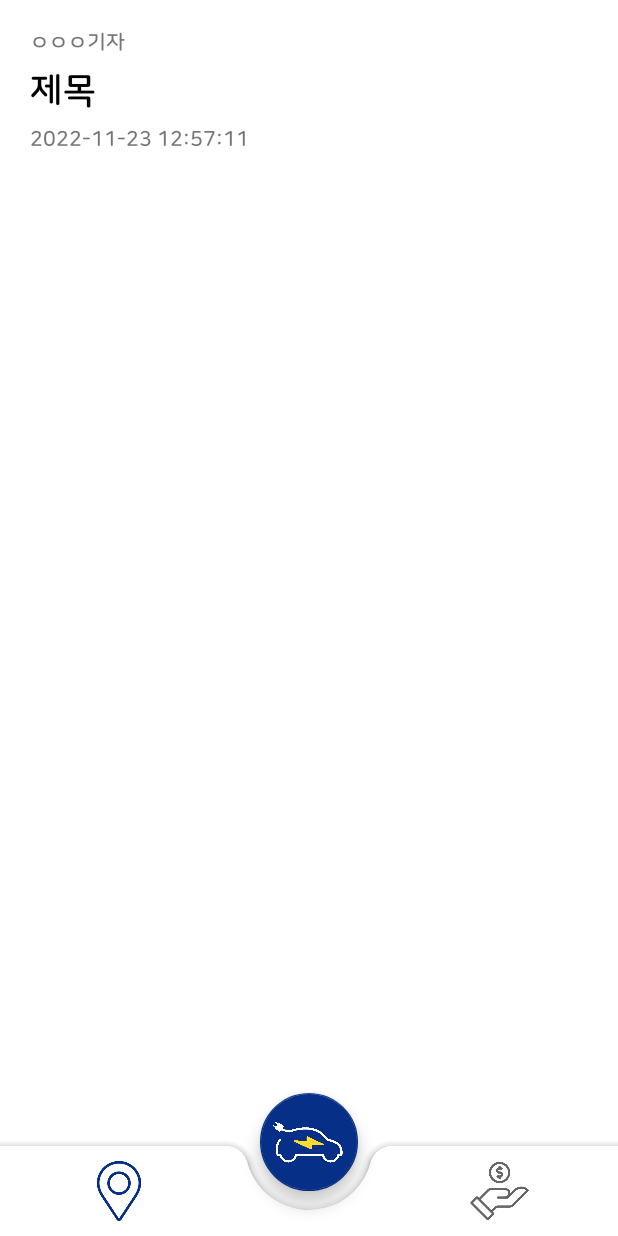
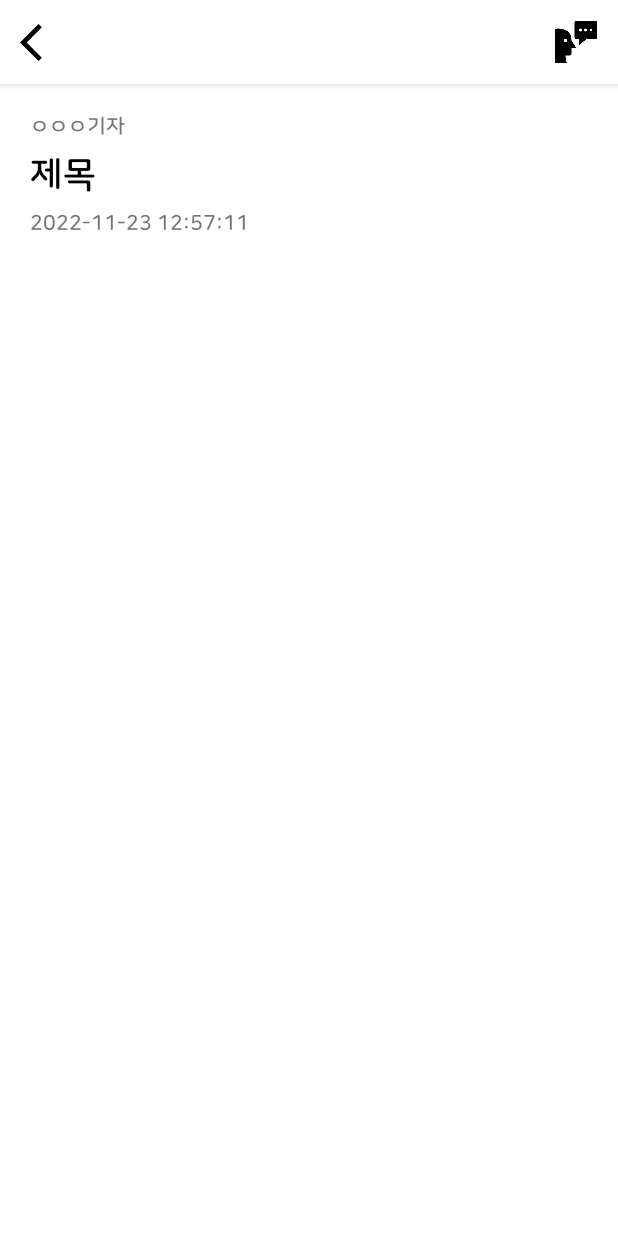
Before and after one commit to elecguitar/Elecguitar_Android, an Android app: the fragment ArticleDetailFragment placed in its activity, on a phone screen of 412 x 824 dp. Run offline under Robolectric (Android 15) with nearby library versions, the phone set to English and light mode, and no system bars; libraries missing offline, so code that uses them is left out: com.naver.maps, org.altbeacon.beacon; pictures from the network do not load; 12 statements that could not run were skipped.

Commit message:
close #21 [Feat] 전기차 혜택 정보 제공 (#43)
* close #22 롤링 배너 제작

* close #23 리사이클러뷰 사용해서 뉴스 리스트 구현

* backup

* backup

* close #24 뉴스 클릭 시 이동

```diff
--- a/app/src/main/java/com/elecguitar/android/ApplicationClass.kt
+++ b/app/src/main/java/com/elecguitar/android/ApplicationClass.kt
@@ -17,7 +17,7 @@ class ApplicationClass : Application() {
         // 민하 ip - 집
 //        private const val IP = "192.168.0.4"
         // 민하 ip - 싸피
-         private const val IP = "192.168.33.116"
+//         private const val IP = "192.168.33.116"
 
         const val CHARGE_STATION_SERVICE_KEY = "fCAhTCQHRXevvOPci8dslVMalLrDtqce0l1VsrjGngDbLmDuHK5yJ1p9QAxFz92myDShnfidUhtf9XpvGcJozQ%3D%3D"
         const val NAVER_CLIENT_ID = "v6th2fex1s"
--- a/app/src/main/java/com/elecguitar/android/activity/MainActivity.kt
+++ b/app/src/main/java/com/elecguitar/android/activity/MainActivity.kt
@@ -124,13 +124,22 @@ class MainActivity : AppCompatActivity() {
             // TODO : 뉴스 상세 넣기
             2 -> transaction.replace(R.id.frameLayout, ArticleDetailFragment())
                 .addToBackStack(null)
+            3-> transaction.replace(R.id.frameLayout, BenefitFragment())
+                .addToBackStack(null)
         }
         transaction.commit()
     }
 
     fun hideBottomNav(state : Boolean){
-        if(state) binding.bottomNavigationView.visibility =  View.GONE
-        else binding.bottomNavigationView.visibility = View.VISIBLE
+        binding.apply {
+            if(state) {
+                bottomAppBar.visibility =  View.GONE
+                fab.visibility = View.GONE
+            } else {
+                bottomAppBar.visibility =  View.VISIBLE
+                fab.visibility = View.VISIBLE
+            }
+        }
     }
 
     private fun setBeacon(){
--- a/app/src/main/java/com/elecguitar/android/adapter/ArticleRecyclerViewAdapter.kt
+++ b/app/src/main/java/com/elecguitar/android/adapter/ArticleRecyclerViewAdapter.kt
@@ -24,6 +24,7 @@ class ArticleRecyclerViewAdapter(
     }
 
     lateinit var onItemClickListener : OnItemClickListener
+
     inner class ArticleViewHolder(val binding: RecyclerArticleItemBinding): RecyclerView.ViewHolder(binding.root){
 
         fun onBind(article: ArticleResponse, position: Int){
@@ -51,5 +52,4 @@ class ArticleRecyclerViewAdapter(
     }
 
     override fun getItemCount(): Int = articleList.size
-
 }
--- a/app/src/main/java/com/elecguitar/android/fragment/ArticleDetailFragment.kt
+++ b/app/src/main/java/com/elecguitar/android/fragment/ArticleDetailFragment.kt
@@ -2,21 +2,24 @@ package com.elecguitar.android.fragment
 
 import android.content.Context
 import android.os.Bundle
+import android.speech.tts.TextToSpeech
+import android.speech.tts.TextToSpeech.OnInitListener
+import android.view.*
 import androidx.fragment.app.Fragment
-import android.view.LayoutInflater
-import android.view.View
-import android.view.ViewGroup
 import androidx.fragment.app.activityViewModels
 import com.bumptech.glide.Glide
+import com.elecguitar.android.R
 import com.elecguitar.android.activity.MainActivity
 import com.elecguitar.android.databinding.FragmentArticleDetailBinding
 import com.elecguitar.android.viewmodel.MainViewModel
+import java.util.*
 
-
+private const val TAG = "ArticleDetailFragment"
 class ArticleDetailFragment : Fragment() {
     private lateinit var binding: FragmentArticleDetailBinding
     private lateinit var mainActivity: MainActivity
     private val mainViewModel: MainViewModel by activityViewModels()
+    private var isPlay: Boolean = false
 
     override fun onAttach(context: Context) {
         super.onAttach(context)
@@ -25,7 +28,12 @@ class ArticleDetailFragment : Fragment() {
 
     override fun onCreate(savedInstanceState: Bundle?) {
         super.onCreate(savedInstanceState)
-
+        mainActivity.hideBottomNav(true)
+        mainViewModel.tts = TextToSpeech(requireContext(), OnInitListener { status ->
+            if (status == TextToSpeech.SUCCESS) {
+                mainViewModel.tts!!.language = Locale.KOREA
+            }
+        })
     }
 
     override fun onCreateView(
@@ -38,13 +46,32 @@ class ArticleDetailFragment : Fragment() {
 
     override fun onViewCreated(view: View, savedInstanceState: Bundle?) {
         super.onViewCreated(view, savedInstanceState)
+        initUi()
+    }
 
-        initUi()
+    override fun onStop() {
+        super.onStop()
+        if (mainViewModel.tts != null) {
+            // 음성 출력을 중단하고 대기 Queue 의 데이터를 비운다.
+            mainViewModel.tts!!.stop()
+        }
+    }
 
+    override fun onDestroy() {
+        super.onDestroy()
+        mainViewModel.tts!!.shutdown()
     }
 
     private fun initUi(){
         binding.apply {
+            (requireContext() as MainActivity).apply{
+                setSupportActionBar(topAppBar)
+                supportActionBar!!.setDisplayShowCustomEnabled(true)
+                supportActionBar!!.setDisplayShowTitleEnabled(false)
+                supportActionBar!!.setDisplayHomeAsUpEnabled(true)
+                supportActionBar!!.setHomeAsUpIndicator(R.drawable.ic_left_arrow)
+                setHasOptionsMenu(true)
+            }
             tvArticleTitle.text = mainViewModel.articleDetail!!.title
             tvArticleWriter.text = mainViewModel.articleDetail!!.writer
             tvArticleDate.text = mainViewModel.articleDetail!!.time
@@ -55,6 +82,31 @@ class ArticleDetailFragment : Fragment() {
         }
     }
 
+    override fun onCreateOptionsMenu(menu: Menu, inflater: MenuInflater) {
+        inflater.inflate(R.menu.article_detail_action_menu, menu)
+    }
+
+    override fun onOptionsItemSelected(item: MenuItem): Boolean {
+        return  when(item.itemId){
+            android.R.id.home -> {
+                mainActivity.openFragment(3, "", 0)
+                true
+            }
+            R.id.tts -> {
+                if(isPlay){
+                    isPlay = false
+                    mainViewModel.tts!!.stop()
+                }else{
+                    isPlay = true
+                    mainViewModel.tts!!.speak("${binding.tvArticleTitle.text}\n ${binding.tvArticleContent.text}", TextToSpeech.QUEUE_FLUSH, null, null) //from min 21
+                }
+                true
+            }
+            else -> false
+        }
+
+    }
+
     companion object {
         const val TAG = "ArticleDetailFragment"
         fun newInstance(): ArticleDetailFragment{
--- a/app/src/main/java/com/elecguitar/android/fragment/MapFragment.kt
+++ b/app/src/main/java/com/elecguitar/android/fragment/MapFragment.kt
@@ -221,7 +221,7 @@ class MapFragment : Fragment(), OnMapReadyCallback {
                         position = LatLng(it.lat.toDouble(), it.longi.toDouble())
                         map = naverMap
                         icon = OverlayImage.fromResource(R.drawable.ev_marker)
-
+                        captionTextSize = 0.001f
                         captionText = it.cpId.toString() + it.csId.toString()
                         isHideCollidedCaptions = true
 
--- a/app/src/main/java/com/elecguitar/android/viewmodel/MainViewModel.kt
+++ b/app/src/main/java/com/elecguitar/android/viewmodel/MainViewModel.kt
@@ -1,5 +1,6 @@
 package com.elecguitar.android.viewmodel
 
+import android.speech.tts.TextToSpeech
 import androidx.lifecycle.ViewModel
 import com.elecguitar.android.dto.Car
 import com.elecguitar.android.response.ArticleResponse
@@ -11,7 +12,6 @@ import com.naver.maps.geometry.LatLng
 class MainViewModel: ViewModel() {
     var carList = ListLiveData()
     var articleList = ArticleListLiveData()
-    var articleDetailList = mutableListOf<ArticleResponse>()
     var markerChargeStation: ChargeStation? = null
     var articleDetail: ArticleResponse? = null
 
@@ -24,6 +24,8 @@ class MainViewModel: ViewModel() {
 
     var currPositionLat: Double? = null
     var currPositionLng: Double? = null
+    var tts: TextToSpeech? = null
+
 
     var isDialogShow = false
 }
--- /dev/null
+++ b/app/src/main/res/drawable/ic_left_arrow.xml
@@ -0,0 +1,5 @@
+<vector android:autoMirrored="true" android:height="30dp"
+    android:tint="#000000" android:viewportHeight="24"
+    android:viewportWidth="24" android:width="30dp" xmlns:android="http://schemas.android.com/apk/res/android">
+    <path android:fillColor="@android:color/white" android:pathData="M11.67,3.87L9.9,2.1 0,12l9.9,9.9 1.77,-1.77L3.54,12z"/>
+</vector>
--- a/app/src/main/res/layout/activity_main.xml
+++ b/app/src/main/res/layout/activity_main.xml
@@ -10,7 +10,6 @@
         android:id="@+id/frameLayout"
         android:layout_width="match_parent"
         android:layout_height="match_parent"
-        app:layout_behavior="@string/appbar_scrolling_view_behavior"
         app:layout_anchor="@+id/frameLayout"
         app:layout_anchorGravity="top|center"
         app:layout_constraintBottom_toTopOf="@+id/coordinatorLayout"
--- a/app/src/main/res/layout/fragment_article_detail.xml
+++ b/app/src/main/res/layout/fragment_article_detail.xml
@@ -1,49 +1,70 @@
 <?xml version="1.0" encoding="utf-8"?>
-<androidx.constraintlayout.widget.ConstraintLayout
-    xmlns:android="http://schemas.android.com/apk/res/android"
+
+<LinearLayout xmlns:android="http://schemas.android.com/apk/res/android"
+    xmlns:app="http://schemas.android.com/apk/res-auto"
     xmlns:tools="http://schemas.android.com/tools"
-    xmlns:app="http://schemas.android.com/apk/res-auto"
     android:layout_width="match_parent"
     android:layout_height="match_parent"
-    android:padding="20dp"
-    android:fillViewport="true">
+    android:orientation="vertical">
+
+    <com.google.android.material.appbar.AppBarLayout
+        android:layout_width="match_parent"
+        android:layout_height="wrap_content">
+
+        <com.google.android.material.appbar.MaterialToolbar
+            android:id="@+id/topAppBar"
+            android:layout_width="match_parent"
+            android:layout_height="?attr/actionBarSize"
+            android:background="@color/white"
+            app:menu="@menu/article_detail_action_menu" />
+
+    </com.google.android.material.appbar.AppBarLayout>
+
+    <androidx.core.widget.NestedScrollView
+        android:layout_width="match_parent"
+        android:layout_height="match_parent">
+
+        <androidx.constraintlayout.widget.ConstraintLayout
+            android:layout_width="match_parent"
+            android:layout_height="300dp"
+            android:padding="20dp">
 
             <LinearLayout
                 android:id="@+id/layout_article_head"
                 android:layout_width="match_parent"
                 android:layout_height="wrap_content"
+                android:layout_marginBottom="20dp"
                 android:orientation="vertical"
+                app:layout_constraintBottom_toTopOf="@+id/img_article"
+                app:layout_constraintEnd_toEndOf="parent"
                 app:layout_constraintStart_toStartOf="parent"
-        app:layout_constraintEnd_toEndOf="parent"
-        app:layout_constraintTop_toTopOf="parent"
-        app:layout_constraintBottom_toTopOf="@+id/img_article"
-        android:layout_marginBottom="20dp">
+                app:layout_constraintTop_toTopOf="parent">
 
                 <TextView
                     android:id="@+id/tv_article_writer"
                     android:layout_width="wrap_content"
                     android:layout_height="wrap_content"
+                    android:layout_marginBottom="10dp"
                     android:fontFamily="@font/nanum_square_round_bold"
-            android:text="ㅇㅇㅇ기자"
-            android:layout_marginBottom="10dp"/>
+                    android:text="ㅇㅇㅇ기자" />
 
                 <TextView
                     android:id="@+id/tv_article_title"
                     android:layout_width="wrap_content"
                     android:layout_height="wrap_content"
+                    android:layout_marginBottom="10dp"
                     android:fontFamily="@font/nanum_square_round_bold"
                     android:text="제목"
+                    android:textColor="@color/black"
                     android:textSize="24sp"
-            android:textStyle="bold"
-            android:textColor="@color/black"
-            android:layout_marginBottom="10dp"/>
+                    android:textStyle="bold" />
 
                 <TextView
                     android:id="@+id/tv_article_date"
                     android:layout_width="wrap_content"
                     android:layout_height="wrap_content"
                     android:fontFamily="@font/nanum_square_round_bold"
-            android:text="2022-11-23 12:57:11"/>
+                    android:text="2022-11-23 12:57:11" />
 
             </LinearLayout>
 
@@ -51,22 +72,24 @@
                 android:id="@+id/img_article"
                 android:layout_width="match_parent"
                 android:layout_height="200dp"
+                android:layout_marginBottom="20dp"
                 android:scaleType="fitXY"
+                app:layout_constraintBottom_toTopOf="@+id/tv_article_content"
+                app:layout_constraintEnd_toEndOf="parent"
                 app:layout_constraintStart_toStartOf="parent"
-        app:layout_constraintEnd_toEndOf="parent"
-        app:layout_constraintTop_toBottomOf="@+id/layout_article_head"
-        app:layout_constraintBottom_toTopOf="@+id/tv_article_content"
-        android:layout_marginBottom="20dp"/>
+                app:layout_constraintTop_toBottomOf="@+id/layout_article_head" />
 
             <TextView
                 android:id="@+id/tv_article_content"
                 android:layout_width="match_parent"
-        android:layout_height="0dp"
+                android:layout_height="match_parent"
+                android:layout_marginTop="30dp"
+                android:fontFamily="@font/nanum_square_round_bold"
+                android:textSize="18sp"
+                app:layout_constraintEnd_toEndOf="parent"
                 app:layout_constraintStart_toStartOf="parent"
-        app:layout_constraintEnd_toEndOf="parent"
-        app:layout_constraintTop_toBottomOf="@+id/img_article"
-        app:layout_constraintBottom_toBottomOf="parent"
-        android:layout_marginBottom="40dp"
-        android:fontFamily="@font/nanum_square_round_bold"/>
+                app:layout_constraintTop_toBottomOf="@+id/img_article" />
 
         </androidx.constraintlayout.widget.ConstraintLayout>
+    </androidx.core.widget.NestedScrollView>
+</LinearLayout>
--- /dev/null
+++ b/app/src/main/res/menu/article_detail_action_menu.xml
@@ -0,0 +1,9 @@
+<?xml version="1.0" encoding="utf-8"?>
+<menu xmlns:android="http://schemas.android.com/apk/res/android"
+    xmlns:app="http://schemas.android.com/apk/res-auto">
+    <item
+        android:id="@+id/tts"
+        android:icon="@drawable/tts"
+        android:title="tts"
+        app:showAsAction="always"/>
+</menu>
```
Also changed, not shown: app/src/main/res/drawable/tts.png (added). Lines whose indentation alone changed are shown as unchanged.
